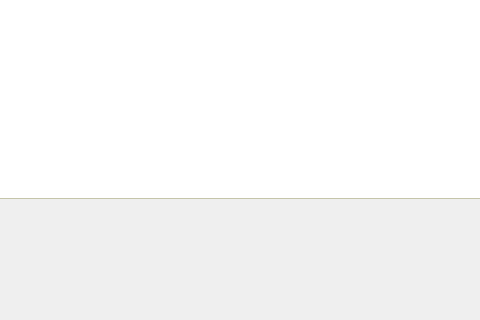
briantobin256/Static-File-Analysis-Tool, file mainwindow.ui: the form before one commit; both pictures show x 336 to 816 and y 500 to 820 of the 985 by 820 pixel window.
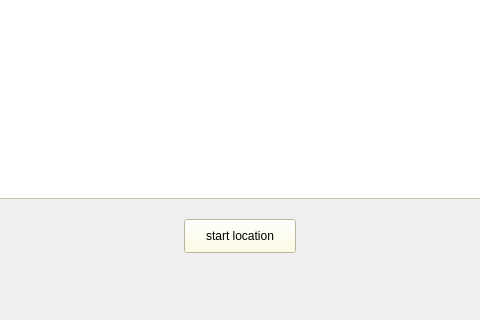
The form after the commit. The open tabs and pages were chosen to show the change.

Commit message: disassembly now finds and defaults to the start procedure. A button was added to jump to start at any time.

```diff
--- a/mainwindow.ui
+++ b/mainwindow.ui
@@ -1411,6 +1411,19 @@
        <string/>
       </property>
      </widget>
+     <widget class="QPushButton" name="disassemblyStartLocationButton">
+      <property name="geometry">
+       <rect>
+        <x>520</x>
+        <y>700</y>
+        <width>112</width>
+        <height>34</height>
+       </rect>
+      </property>
+      <property name="text">
+       <string>start location</string>
+      </property>
+     </widget>
     </widget>
    </widget>
   </widget>
```
Left out of the diff: 2 changed lines with no effect on the pictures. The commit also changes 2 other files.
